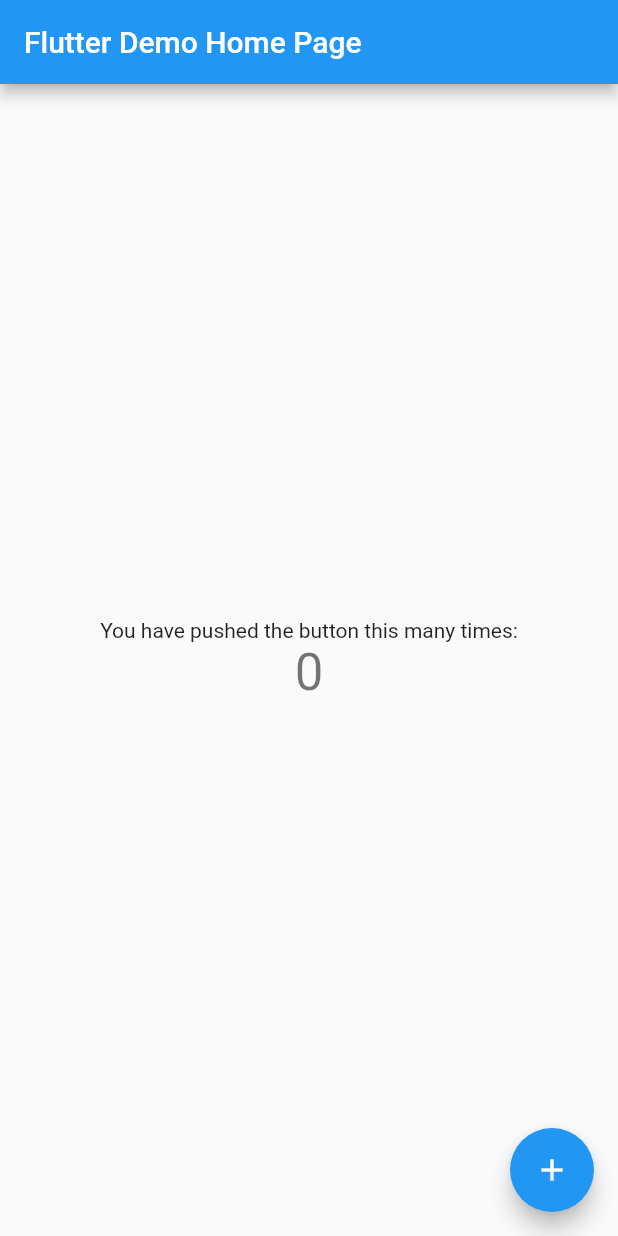
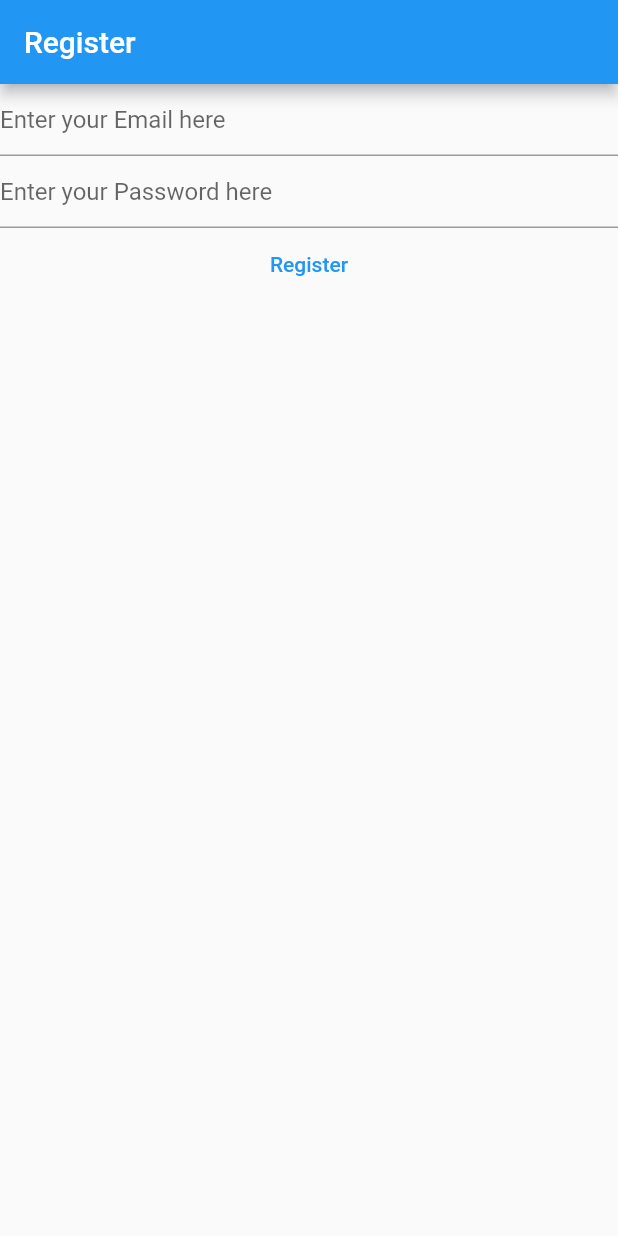
Before and after one commit to abdulhadi101/my-notes, a Flutter app: the screen it shows after launch, on a phone screen of 412 x 824 dp. Run offline on Flutter 3.47's test engine with Material 2 defaults, Android fonts, the phone set to English and light mode, and no system bars; our stand-ins replace firebase_auth, firebase_core; accounts and stored records are empty.

Commit message:
register screen

```diff
--- a/lib/main.dart
+++ b/lib/main.dart
@@ -1,115 +1,97 @@
+import 'package:firebase_auth/firebase_auth.dart';
+import 'package:firebase_core/firebase_core.dart';
 import 'package:flutter/material.dart';
+import 'firebase_options.dart';
 
 void main() {
-  runApp(const MyApp());
+  WidgetsFlutterBinding.ensureInitialized();
+
+  runApp(MaterialApp(
+    title: 'Flutter Demo',
+    theme: ThemeData(
+      primarySwatch: Colors.blue,
+    ),
+    home: const HomePage(),
+  ));
 }
 
-class MyApp extends StatelessWidget {
-  const MyApp({Key? key}) : super(key: key);
+class HomePage extends StatefulWidget {
+  const HomePage({Key? key}) : super(key: key);
 
-  // This widget is the root of your application.
   @override
-  Widget build(BuildContext context) {
-    return MaterialApp(
-      title: 'Flutter Demo',
-      theme: ThemeData(
-        // This is the theme of your application.
-        //
-        // Try running your application with "flutter run". You'll see the
-        // application has a blue toolbar. Then, without quitting the app, try
-        // changing the primarySwatch below to Colors.green and then invoke
-        // "hot reload" (press "r" in the console where you ran "flutter run",
-        // or simply save your changes to "hot reload" in a Flutter IDE).
-        // Notice that the counter didn't reset back to zero; the application
-        // is not restarted.
-        primarySwatch: Colors.blue,
-      ),
-      home: const MyHomePage(title: 'Flutter Demo Home Page'),
-    );
-  }
+  State<HomePage> createState() => _HomePageState();
 }
 
-class MyHomePage extends StatefulWidget {
-  const MyHomePage({Key? key, required this.title}) : super(key: key);
-
-  // This widget is the home page of your application. It is stateful, meaning
-  // that it has a State object (defined below) that contains fields that affect
-  // how it looks.
-
-  // This class is the configuration for the state. It holds the values (in this
-  // case the title) provided by the parent (in this case the App widget) and
-  // used by the build method of the State. Fields in a Widget subclass are
-  // always marked "final".
-
-  final String title;
+class _HomePageState extends State<HomePage> {
+  late final TextEditingController _email;
+  late final TextEditingController _password;
 
   @override
-  State<MyHomePage> createState() => _MyHomePageState();
-}
+  void initState() {
+    _email = TextEditingController();
+    _password = TextEditingController();
+    super.initState();
+  }
 
-class _MyHomePageState extends State<MyHomePage> {
-  int _counter = 0;
-
-  void _incrementCounter() {
-    setState(() {
-      // This call to setState tells the Flutter framework that something has
-      // changed in this State, which causes it to rerun the build method below
-      // so that the display can reflect the updated values. If we changed
-      // _counter without calling setState(), then the build method would not be
-      // called again, and so nothing would appear to happen.
-      _counter++;
-    });
+  @override
+  void dispose() {
+    _email.dispose();
+    _password.dispose();
+    super.dispose();
   }
 
   @override
   Widget build(BuildContext context) {
-    // This method is rerun every time setState is called, for instance as done
-    // by the _incrementCounter method above.
-    //
-    // The Flutter framework has been optimized to make rerunning build methods
-    // fast, so that you can just rebuild anything that needs updating rather
-    // than having to individually change instances of widgets.
     return Scaffold(
       appBar: AppBar(
-        // Here we take the value from the MyHomePage object that was created by
-        // the App.build method, and use it to set our appbar title.
-        title: Text(widget.title),
+        title: const Text("Register"),
       ),
-      body: Center(
-        // Center is a layout widget. It takes a single child and positions it
-        // in the middle of the parent.
-        child: Column(
-          // Column is also a layout widget. It takes a list of children and
-          // arranges them vertically. By default, it sizes itself to fit its
-          // children horizontally, and tries to be as tall as its parent.
-          //
-          // Invoke "debug painting" (press "p" in the console, choose the
-          // "Toggle Debug Paint" action from the Flutter Inspector in Android
-          // Studio, or the "Toggle Debug Paint" command in Visual Studio Code)
-          // to see the wireframe for each widget.
-          //
-          // Column has various properties to control how it sizes itself and
-          // how it positions its children. Here we use mainAxisAlignment to
-          // center the children vertically; the main axis here is the vertical
-          // axis because Columns are vertical (the cross axis would be
-          // horizontal).
-          mainAxisAlignment: MainAxisAlignment.center,
-          children: <Widget>[
-            const Text(
-              'You have pushed the button this many times:',
-            ),
-            Text(
-              '$_counter',
-              style: Theme.of(context).textTheme.headline4,
-            ),
-          ],
+      body: FutureBuilder(
+        future: Firebase.initializeApp(
+          options: DefaultFirebaseOptions.currentPlatform,
         ),
+        builder: (context, snapshot) {
+          switch (snapshot.connectionState) {
+            case ConnectionState.done:
+              return Column(
+                children: [
+                  TextField(
+                    controller: _email,
+                    enableSuggestions: false,
+                    autocorrect: false,
+                    keyboardType: TextInputType.emailAddress,
+                    decoration: const InputDecoration(
+                        hintText: "Enter your Email here"),
+                  ),
+                  TextField(
+                    controller: _password,
+                    obscureText: true,
+                    enableSuggestions: false,
+                    autocorrect: false,
+                    decoration: const InputDecoration(
+                        hintText: "Enter your Password here"),
+                  ),
+                  TextButton(
+                    onPressed: () async {
+                      final email = _email.text;
+                      final password = _password.text;
+
+                      await FirebaseAuth.instance
+                          .createUserWithEmailAndPassword(
+                              email: email, password: password);
+
+                      // print(userCredential);
+                    },
+                    child: const Text("Register"),
+                  ),
+                ],
+              );
+
+            default:
+              return const Text("Loading...");
+          }
+        },
       ),
-      floatingActionButton: FloatingActionButton(
-        onPressed: _incrementCounter,
-        tooltip: 'Increment',
-        child: const Icon(Icons.add),
-      ), // This trailing comma makes auto-formatting nicer for build methods.
     );
   }
 }
--- a/pubspec.yaml
+++ b/pubspec.yaml
@@ -34,6 +34,9 @@ dependencies:
   # The following adds the Cupertino Icons font to your application.
   # Use with the CupertinoIcons class for iOS style icons.
   cupertino_icons: ^1.0.2
+  firebase_core: ^1.15.0
+  firebase_auth: ^3.3.16
+
 
 dev_dependencies:
   flutter_test:
```
Also changed, not shown: lib/firebase_options.dart (added), pubspec.lock, 4 other files.
